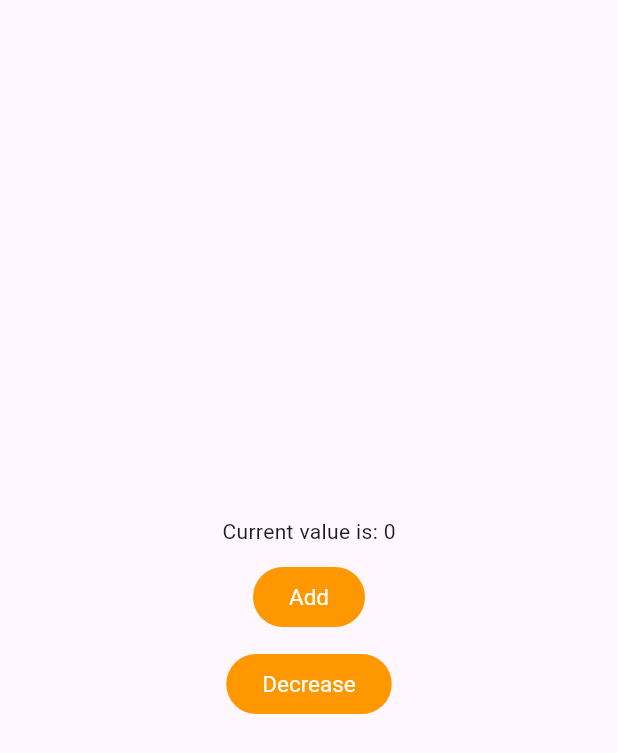
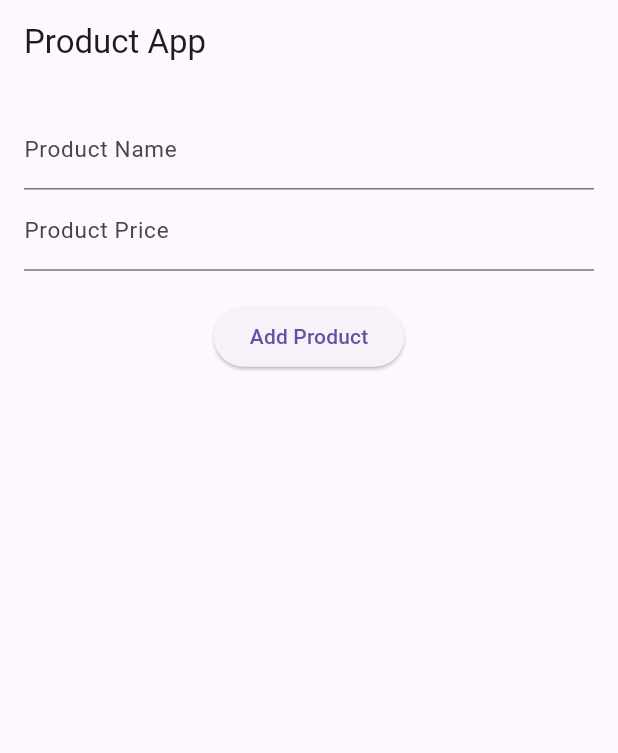
Before and after one commit to cecyours/student_flutter_practice, a Flutter app: the screen it shows after launch, on a phone screen of 412 x 824 dp. Shown: the top 753 px of the screen. Run offline on Flutter 3.47's test engine with Material 3 defaults, Android fonts, the phone set to English and light mode, and no system bars; our stand-ins replace dio, flutter_redux, hive_flutter, redux, shared_preferences, sqflite; accounts and stored records are empty.

Commit message:
first commit

```diff
--- a/lib/local_storage/shared_preference.dart
+++ b/lib/local_storage/shared_preference.dart
@@ -62,7 +62,7 @@ class _SharedPreferenceState extends State<SharedPreferenceUi> {
 
   Future<void> _incrementValue() async {
     value++;
-    pref.setInt('key', value);
+    await pref.setInt('key', value);
     setState(() {
 
     });
@@ -70,7 +70,7 @@ class _SharedPreferenceState extends State<SharedPreferenceUi> {
 
   Future<void> _decrementValue() async {
     value--;
-    pref.setInt('key', value);
+    await pref.setInt('key', value);
     setState(() {
 
     });
--- /dev/null
+++ b/lib/local_storage/sqflite/maulesh/model_2.dart
@@ -0,0 +1,29 @@
+class Product2 {
+  int? id;
+  int? newId;
+  String name;
+  String price;
+
+  Product2(
+      {required this.id,
+      required this.newId,
+      required this.name,
+      required this.price});
+
+  factory Product2.fromJson({required Map<String, dynamic> json}) {
+    return Product2(
+        id: json['id'],
+        newId: json['newId'],
+        name: json['name'],
+        price: json['price']);
+  }
+
+  Map<String, dynamic> toJson(){
+   return {
+     'id': id,
+     'newId': newId,
+     'name': name,
+     'price': price
+   };
+  }
+}
--- /dev/null
+++ b/lib/local_storage/sqflite/maulesh/ui_2.dart
@@ -0,0 +1,84 @@
+import 'package:flutter/material.dart';
+import 'package:flutter/services.dart';
+import 'package:maulesh_flutter_practice/local_storage/sqflite/database_helper.dart';
+import 'package:maulesh_flutter_practice/local_storage/sqflite/maulesh/model_2.dart';
+// import 'database_helper.dart';
+// import 'model.dart'; // Import the Product model
+
+
+class ProductPage1 extends StatefulWidget {
+  const ProductPage1({super.key});
+
+  @override
+  _ProductPageState createState() => _ProductPageState();
+}
+
+class _ProductPageState extends State<ProductPage1> {
+  final _nameController = TextEditingController();
+  final _priceController = TextEditingController();
+  final _dbHelper = DatabaseHelper();
+
+  List<Product2> _products = [];
+
+  @override
+  void initState() {
+    super.initState();
+    // _loadProducts();
+  }
+
+  // Load all products from the database
+
+
+  @override
+  Widget build(BuildContext context) {
+    return Scaffold(
+      appBar: AppBar(
+        title: const Text('Product App'),
+      ),
+      body: Padding(
+        padding: const EdgeInsets.all(16.0),
+        child: Column(
+          children: <Widget>[
+            // Text fields to input product details
+            TextField(
+              controller: _nameController,
+              decoration: const InputDecoration(labelText: 'Product Name'),
+            ),
+            TextField(
+              controller: _priceController,
+              decoration: const InputDecoration(labelText: 'Product Price'),
+              keyboardType: TextInputType.number,
+            ),
+            const SizedBox(height: 20),
+            ElevatedButton(
+              onPressed: (){
+                // addProduct(_products.length);
+                print(_nameController.text);
+                print(_priceController.text);
+              },
+              child: const Text('Add Product'),
+            ),
+            const SizedBox(height: 20),
+            // Display list of products
+            Expanded(
+              child: ListView.builder(
+                itemCount: _products.length,
+                itemBuilder: (context, index) {
+                  final product = _products[index];
+                  return ListTile(
+                    leading: IconButton(onPressed: () {
+                      // _removeProduct(index);
+                    },
+                        icon: Icon(Icons.remove)),
+                    title: Text(product.name),
+                    subtitle: Text('\$${product.price}'),
+                  );
+                },
+              ),
+            ),
+          ],
+        ),
+      ),
+    );
+  }
+}
--- /dev/null
+++ b/lib/local_storage/sqflite/model.dart
@@ -0,0 +1,27 @@
+class Product {
+  int? id;
+  int newId;
+  String name;
+  String price;
+
+  Product({this.id, required this.name, required this.price, required this.newId});
+
+  Map<String, dynamic> toJson() {
+    return {
+      'id': id,
+      'name': name,
+      'newId': newId,
+      'price': price,
+    };
+  }
+
+
+  factory Product.fromMap(Map<String, dynamic> map) {
+    return Product(
+      id: map['id'],
+      name: map['name'],
+      newId: map['newId'],
+      price: map['price'],
+    );
+  }
+}
--- a/lib/main.dart
+++ b/lib/main.dart
@@ -1,6 +1,7 @@
 import 'package:flutter/material.dart';
 import 'package:hive_flutter/adapters.dart';
 import 'package:maulesh_flutter_practice/cupertino_gesture_pratice/screen.dart';
+import 'package:maulesh_flutter_practice/local_storage/sqflite/maulesh/ui_2.dart';
 import 'package:maulesh_flutter_practice/provider/provider.dart';
 import 'package:maulesh_flutter_practice/provider/ui.dart';
 import 'package:maulesh_flutter_practice/theme_pratice/professional_theme.dart';
@@ -9,8 +10,9 @@ import 'package:provider/provider.dart';
 import 'app_pratice/provider/products_provider.dart';
 import 'local_storage/hive.dart';
 import 'local_storage/shared_preference.dart';
+import 'local_storage/sqflite/ui.dart';
 
-void main() async{
+void main() async {
   // final Fact = Store<UpdateValue>(reflectValue,
   //     initialState: UpdateValue.DefaultValue());
   WidgetsFlutterBinding.ensureInitialized();
@@ -38,7 +40,7 @@ class MyApp extends StatelessWidget {
         theme: theme,
         darkTheme: darkTheme,
         themeMode: ThemeMode.system,
-        home: SharedPreferenceUi(),
+        home: ProductPage1(),
       ),
     );
   }
--- a/pubspec.yaml
+++ b/pubspec.yaml
@@ -42,6 +42,7 @@ dependencies:
   http: ^1.2.2
   hive_flutter: ^1.1.0
   shared_preferences: ^2.3.3
+  sqflite: ^2.4.1
 
 dev_dependencies:
   flutter_test:
```
Also changed, not shown: lib/local_storage/sqflite/database_helper.dart (added, +59 -0 lines), lib/local_storage/sqflite/maulesh/database_helper_2.dart (added, +36 -0 lines), lib/local_storage/sqflite/ui.dart (added, +119 -0 lines), pubspec.lock.
